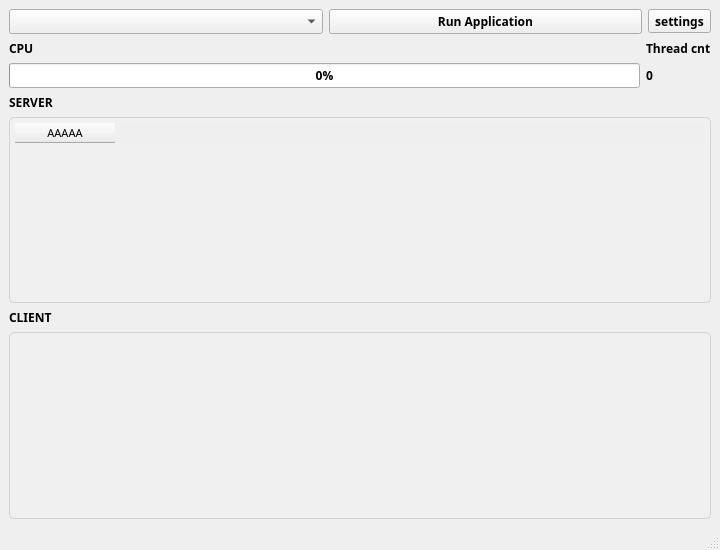
First picture: the form in src/main.ui, repository gusdnd3150/communication-gui, before the edit.
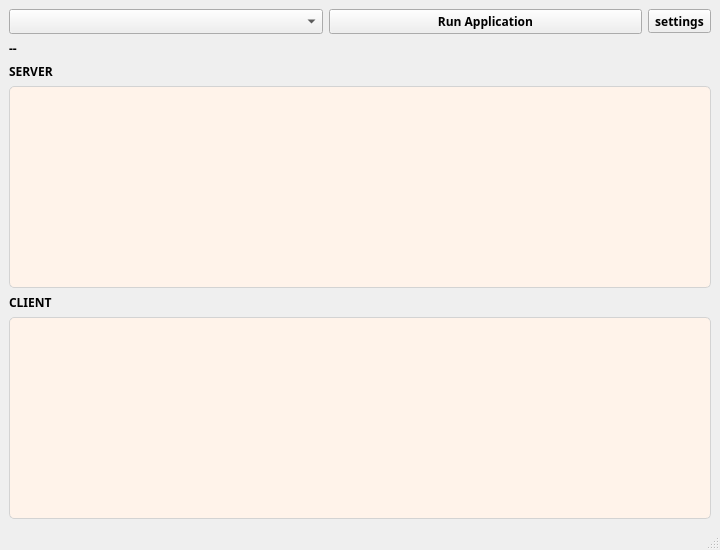
Second picture: the form after the edit.

```diff
--- a/src/main.ui
+++ b/src/main.ui
@@ -63,37 +63,10 @@
     </item>
     <item>
      <layout class="QGridLayout" name="gridLayout_3">
-      <item row="1" column="0">
-       <widget class="QProgressBar" name="bar_cpu_stat">
-        <property name="maximumSize">
-         <size>
-          <width>16777215</width>
-          <height>16777215</height>
-         </size>
-        </property>
-        <property name="value">
-         <number>0</number>
-        </property>
-       </widget>
-      </item>
       <item row="0" column="0">
        <widget class="QLabel" name="label">
         <property name="text">
-         <string>CPU</string>
-        </property>
-       </widget>
-      </item>
-      <item row="0" column="1">
-       <widget class="QLabel" name="label_4">
-        <property name="text">
-         <string>Thread cnt</string>
-        </property>
-       </widget>
-      </item>
-      <item row="1" column="1">
-       <widget class="QLabel" name="label_thread_cnt">
-        <property name="text">
-         <string>0</string>
+         <string>--</string>
         </property>
        </widget>
       </item>
@@ -125,7 +98,7 @@
         </property>
         <property name="styleSheet">
          <string notr="true">QTableWidget {
-                background-color: #f0f0f0; /* 테이블 배경색 */
+                background-color: #fff3ea; /* 테이블 배경색 */
                 alternate-background-color: #ffffff; /* 짝수 줄 배경색 */
                 selection-background-color: #b8daff; /* 선택된 셀 배경색 */
                 selection-color: black; /* 선택된 셀 텍스트색 */
@@ -134,11 +107,6 @@
                 padding: 5px; /* 내부 여백 */
             }</string>
         </property>
-        <column>
-         <property name="text">
-          <string>AAAAA</string>
-         </property>
-        </column>
        </widget>
       </item>
       <item>
@@ -157,7 +125,7 @@
         </property>
         <property name="styleSheet">
          <string notr="true">QTableWidget {
-                background-color: #f0f0f0; /* 테이블 배경색 */
+                background-color: #fff3ea; /* 테이블 배경색 */
                 alternate-background-color: #ffffff; /* 짝수 줄 배경색 */
                 selection-background-color: #b8daff; /* 선택된 셀 배경색 */
                 selection-color: black; /* 선택된 셀 텍스트색 */
```
